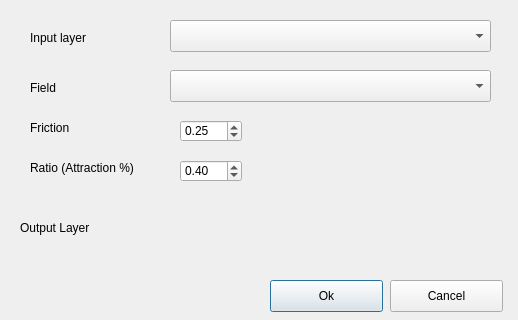
First picture: the form in dorling_cartogram_dialog_base.ui, repository tlinard/qgis-dorling, before the edit.
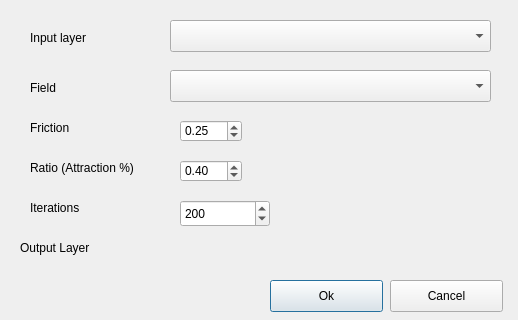
Second picture: the form after the edit. Custom widgets are drawn as their Qt base class.

Commit message: Add possibility to choose the number of iterations

Patch:
```diff
--- a/dorling_cartogram_dialog_base.ui
+++ b/dorling_cartogram_dialog_base.ui
@@ -101,8 +101,8 @@
   <widget class="QgsFileWidget" name="mQgsFileWidgetOutput">
    <property name="geometry">
     <rect>
-     <x>130</x>
-     <y>220</y>
+     <x>140</x>
+     <y>230</y>
      <width>341</width>
      <height>27</height>
     </rect>
@@ -115,7 +115,7 @@
    <property name="geometry">
     <rect>
      <x>20</x>
-     <y>220</y>
+     <y>240</y>
      <width>101</width>
      <height>16</height>
     </rect>
@@ -188,6 +188,38 @@
     <double>0.400000000000000</double>
    </property>
   </widget>
+  <widget class="QLabel" name="label_6">
+   <property name="geometry">
+    <rect>
+     <x>30</x>
+     <y>200</y>
+     <width>131</width>
+     <height>16</height>
+    </rect>
+   </property>
+   <property name="text">
+    <string>Iterations</string>
+   </property>
+  </widget>
+  <widget class="QgsSpinBox" name="mQgsSpinBoxIterations">
+   <property name="geometry">
+    <rect>
+     <x>180</x>
+     <y>200</y>
+     <width>90</width>
+     <height>27</height>
+    </rect>
+   </property>
+   <property name="minimum">
+    <number>1</number>
+   </property>
+   <property name="maximum">
+    <number>10000</number>
+   </property>
+   <property name="value">
+    <number>200</number>
+   </property>
+  </widget>
  </widget>
  <customwidgets>
   <customwidget>
@@ -195,6 +227,11 @@
    <extends>QWidget</extends>
    <header>qgsfilewidget.h</header>
   </customwidget>
+  <customwidget>
+   <class>QgsSpinBox</class>
+   <extends>QSpinBox</extends>
+   <header>qgsspinbox.h</header>
+  </customwidget>
  </customwidgets>
  <resources/>
  <connections>
```
The commit also changes 3 other files.
